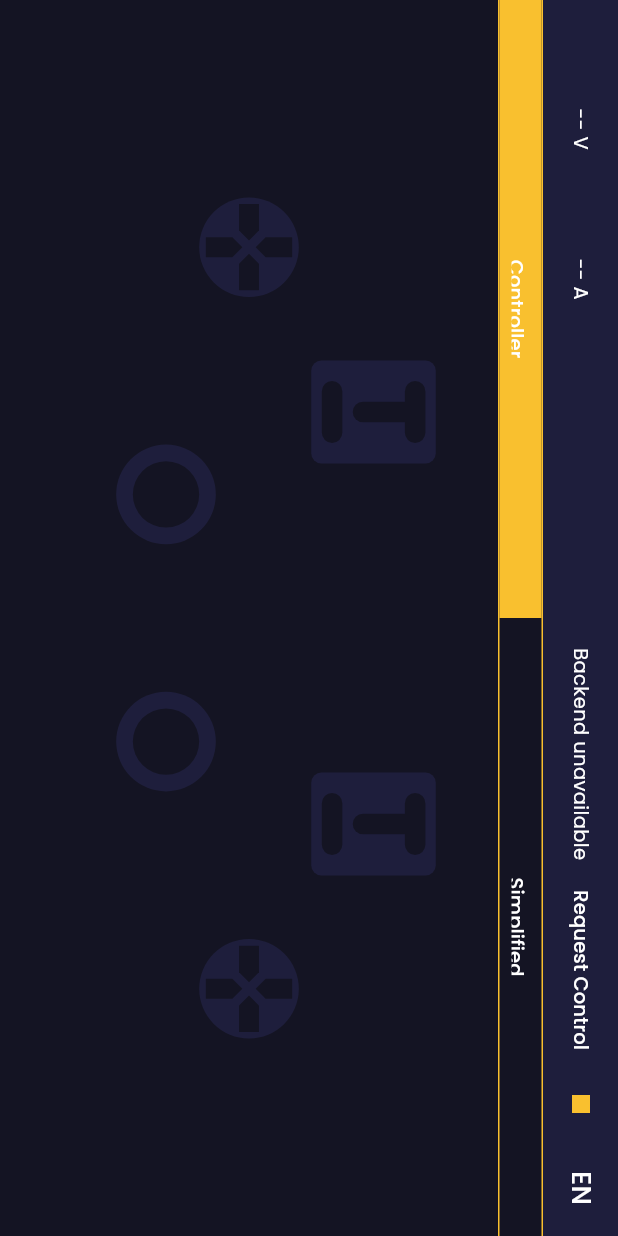
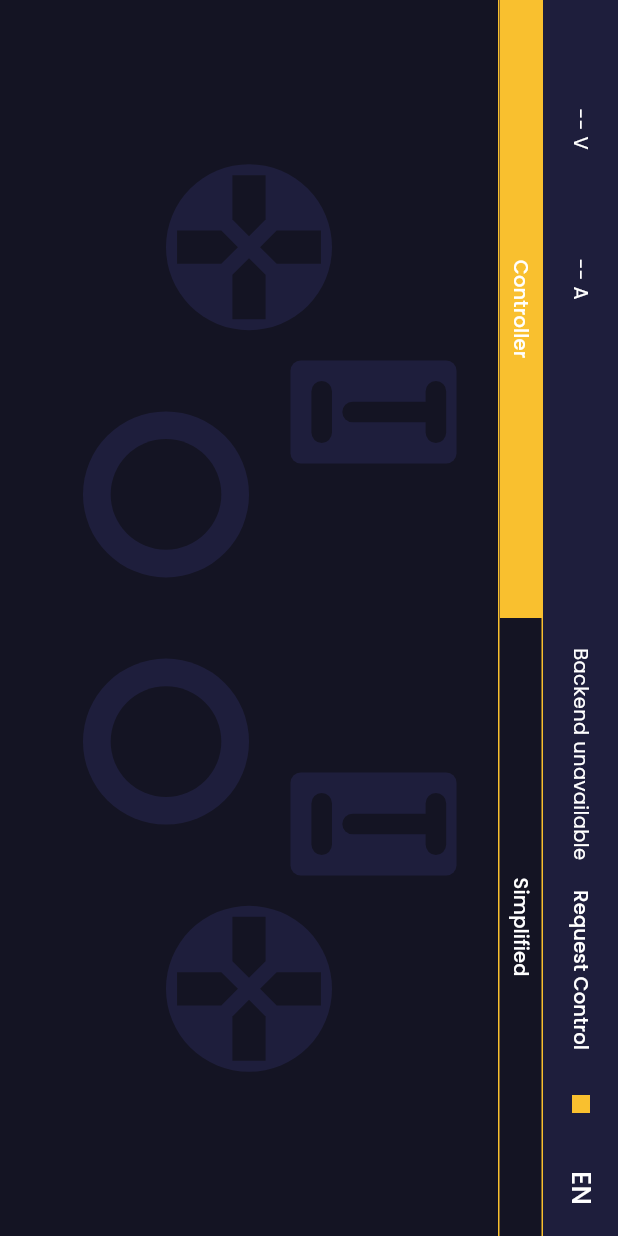
Before and after one commit to SupaeroMoon-ERC-MDRS/COM-2025-webcontrol-frontend, a Flutter app: the screen it shows after launch, on a phone screen of 412 x 824 dp. Run offline on Flutter 3.47's test engine with Material 3 defaults, Android fonts, the phone set to English and light mode, and no system bars; our stand-ins replace google_fonts.

Commit message:
Tested simplified controls

```diff
--- a/lib/data/control_data.dart
+++ b/lib/data/control_data.dart
@@ -22,6 +22,8 @@ class ControlData {
   int thumbLeftY = 128;
   int thumbRightX = 128;
   int thumbRightY = 128;
+
+  bool get isEstop => eStop || (lLeft && rRight);
 
   Uint8List toBytes(){
     final Uint8List bytes = Uint8List(8);
--- a/lib/data/localization.dart
+++ b/lib/data/localization.dart
@@ -16,7 +16,11 @@ final Map<String, String> en_EN = {
   "move_arm_in_view": "Arm in view WIP",
   "move_arm_above_sample_container": "Arm above container WIP",
   "soft_stop": "Soft stop",
-  "emergency_stop": "Emergency stop"
+  "emergency_stop": "Emergency stop",
+  "confirm_estop_title": "Confirm Emergency stop dialog",
+  "confirm_estop_body": "Confirm Emergency stop?",
+  "cancel": "Cancel",
+  "confirm": "Confirm",
 };
 
 final Map<String, String> fr_FR = {
@@ -33,7 +37,11 @@ final Map<String, String> fr_FR = {
   "move_arm_in_view": "Bouger le bras en vue WIP",
   "move_arm_above_sample_container": "Bras au-dessus du conteneur WIP",
   "soft_stop": "Arrêt progressif",
-  "emergency_stop": "Arrêt d'urgence"
+  "emergency_stop": "Arrêt d'urgence",
+  "confirm_estop_title": "Confirmation de l'arrêt d'urgence",
+  "confirm_estop_body": "Confirmer l'arrêt d'urgence?",
+  "cancel": "Annuler",
+  "confirm": "Confirmer",
 };
 
 abstract class Loc{
--- a/lib/net/net.dart
+++ b/lib/net/net.dart
@@ -26,7 +26,8 @@ abstract class Net{
   static final Map<int, PendingRequest> _pendingRequests = {};
 
   static void _forward(){
-    if(AppState.hasControl){
+    if(controlData.value.isEstop || AppState.hasControl){
+      // meaning if an other webcontrol client is in control (and not the main remote) then an other webcontrol client is allowed to send an estop message and only that
       send(controlData.value.toBytes());
     }
   }
--- a/lib/ui/controls/control_painters.dart
+++ b/lib/ui/controls/control_painters.dart
@@ -11,10 +11,11 @@ class Button4State{
 }
 
 class Button4 extends StatefulWidget {
-  const Button4({super.key, required this.size, required this.onUpdate});
+  const Button4({super.key, required this.size, required this.onUpdate, required this.init});
 
   final Size size;
   final void Function(Button4State) onUpdate;
+  final void Function(Button4State) init;
 
   @override
   State<Button4> createState() => _Button4State();
@@ -22,6 +23,12 @@ class Button4 extends StatefulWidget {
 
 class _Button4State extends State<Button4> {
   final Button4State buttonState = Button4State();
+
+  @override
+  void initState() {
+    widget.init(buttonState);
+    super.initState();
+  }
 
   void _actionAt(final Offset pos, final bool set){
     final int dir = (pos.direction * 2 / pi).round();
@@ -149,10 +156,11 @@ class StickState{
 }
 
 class Stick extends StatefulWidget {
-  const Stick({super.key, required this.size, required this.onUpdate});
+  const Stick({super.key, required this.size, required this.onUpdate, required this.init});
 
   final Size size;
   final void Function(StickState) onUpdate;
+  final void Function(StickState) init;
 
   @override
   State<Stick> createState() => _StickState();
@@ -160,6 +168,12 @@ class Stick extends StatefulWidget {
 
 class _StickState extends State<Stick> {
   final StickState stickState = StickState();
+
+  @override
+  void initState() {
+    widget.init(stickState);
+    super.initState();
+  }
 
   void _actionAt(final Offset pos, final bool set){
 
@@ -236,10 +250,11 @@ class ShoulderState{
 }
 
 class Shoulder extends StatefulWidget {
-  const Shoulder({super.key, required this.size, required this.onUpdate});
+  const Shoulder({super.key, required this.size, required this.onUpdate, required this.init});
 
   final Size size;
   final void Function(ShoulderState) onUpdate;
+  final void Function(ShoulderState) init;
 
   @override
   State<Shoulder> createState() => _ShoulderState();
@@ -247,6 +262,12 @@ class Shoulder extends StatefulWidget {
 
 class _ShoulderState extends State<Shoulder> {
   final ShoulderState shoulderState = ShoulderState();
+
+  @override
+  void initState() {
+    widget.init(shoulderState);
+    super.initState();
+  }
 
   void _panAt(final Offset pos, final bool set){
     if(set){
--- a/lib/ui/controls/control_stack.dart
+++ b/lib/ui/controls/control_stack.dart
@@ -4,6 +4,9 @@ import 'package:flutter/material.dart';
 import 'package:supaeromoon_webcontrol/data/control_data.dart';
 import 'package:supaeromoon_webcontrol/data/localization.dart';
 import 'package:supaeromoon_webcontrol/ui/controls/control_painters.dart';
+import 'package:supaeromoon_webcontrol/ui/dialogs/confirm_dialog.dart';
+import 'package:supaeromoon_webcontrol/ui/dialogs/dialog_base.dart';
+import 'package:supaeromoon_webcontrol/ui/screen.dart';
 import 'package:supaeromoon_webcontrol/ui/theme.dart';
 
 class ControlStack extends StatelessWidget {
@@ -13,8 +16,8 @@ class ControlStack extends StatelessWidget {
 
   @override
   Widget build(BuildContext context) {
-    final Size button4Size = Size.square(size.height / 5);
-    final Size shoulderSize = Size(size.width / 12, size.height / 4);
+    final Size button4Size = Size.square(size.height / 3);
+    final Size shoulderSize = Size(size.width / 12, size.height / 3);
     return SizedBox.fromSize(
       size: size,
       child: Stack(
@@ -25,6 +28,12 @@ class ControlStack extends StatelessWidget {
             left: size.width / 5 - button4Size.width / 2,
             child: Button4(
               size: button4Size,
+              init: (final Button4State state) {
+                state.b = controlData.value.lBottom;
+                state.l = controlData.value.lLeft;
+                state.r = controlData.value.lRight;
+                state.t = controlData.value.lTop;
+              },
               onUpdate: (final Button4State state) {
                 controlData.update((final ControlData data){
                   data.lBottom = state.b;
@@ -42,6 +51,12 @@ class ControlStack extends StatelessWidget {
             left: 4 * size.width / 5 - button4Size.width / 2,
             child: Button4(
               size: button4Size,
+              init: (final Button4State state) {
+                state.b = controlData.value.rBottom;
+                state.l = controlData.value.rLeft;
+                state.r = controlData.value.rRight;
+                state.t = controlData.value.rTop;
+              },
               onUpdate: (final Button4State state) {
                 controlData.update((final ControlData data){
                   data.rBottom = state.b;
@@ -59,6 +74,13 @@ class ControlStack extends StatelessWidget {
             left: 2 * size.width / 5 - button4Size.width / 2,
             child: Stick(
               size: button4Size,
+              init: (final StickState state) {
+                final int dx = (controlData.value.thumbLeftX - 128);
+                final int dy = (128 - controlData.value.thumbLeftY);
+
+                state.r = sqrt(dx * dx + dy * dy);
+                state.a = atan2(dy, dx);
+              },
               onUpdate: (final StickState state){
                 controlData.update((final ControlData data){
                   data.thumbLeftX = (state.r * cos(state.a)).truncate() + 128;
@@ -72,6 +94,13 @@ class ControlStack extends StatelessWidget {
             left: 3 * size.width / 5 - button4Size.width / 2,
             child: Stick(
               size: button4Size,
+              init: (final StickState state) {
+                final int dx = (controlData.value.thumbRightX - 128);
+                final int dy = (128 - controlData.value.thumbRightY);
+
+                state.r = sqrt(dx * dx + dy * dy);
+                state.a = atan2(dy, dx);
+              },
               onUpdate: (final StickState state){
                 controlData.update((final ControlData data){
                   data.thumbRightX = (state.r * cos(state.a)).truncate() + 128;
@@ -85,6 +114,10 @@ class ControlStack extends StatelessWidget {
             left: size.width / 3 - shoulderSize.width / 2,
             child: Shoulder(
               size: shoulderSize,
+              init: (final ShoulderState state) {
+                state.button = controlData.value.lShoulder;
+                state.trigger = controlData.value.leftTrigger;
+              },
               onUpdate: (final ShoulderState state){
                 controlData.update((final ControlData data){
                   data.lShoulder = state.button;
@@ -98,6 +131,10 @@ class ControlStack extends StatelessWidget {
             left: 2 * size.width / 3 - shoulderSize.width / 2,
             child: Shoulder(
               size: shoulderSize,
+              init: (final ShoulderState state) {
+                state.button = controlData.value.rShoulder;
+                state.trigger = controlData.value.rightTrigger;
+              },
               onUpdate: (final ShoulderState state){
                 controlData.update((final ControlData data){
                   data.rShoulder = state.button;
@@ -131,7 +168,7 @@ class SimplifiedControlStack extends StatelessWidget {
               width: 4 * size.width / 9,
               child: TextButton(
                 onPressed: (){},
-                child: Text(Loc.get("switch_arm_movement_mode"), style: ThemeManager.subTitleStyle,),
+                child: Text(Loc.get("switch_arm_movement_mode"), style: ThemeManager.textStyle,),
               ),
             )
           ),
@@ -141,7 +178,7 @@ class SimplifiedControlStack extends StatelessWidget {
               width: 4 * size.width / 9,
               child: TextButton(
                 onPressed: (){},
-                child: Text(Loc.get("toggle_grip"), style: ThemeManager.subTitleStyle,),
+                child: Text(Loc.get("toggle_grip"), style: ThemeManager.textStyle,),
               ),
             )
           ),
@@ -151,7 +188,7 @@ class SimplifiedControlStack extends StatelessWidget {
               width: 4 * size.width / 9,
               child: TextButton(
                 onPressed: (){},
-                child: Text(Loc.get("move_arm_in_view"), style: ThemeManager.subTitleStyle,),
+                child: Text(Loc.get("move_arm_in_view"), style: ThemeManager.textStyle,),
               ),
             )
           ),
@@ -161,7 +198,7 @@ class SimplifiedControlStack extends StatelessWidget {
               width: 4 * size.width / 9,
               child: TextButton(
                 onPressed: (){},
-                child: Text(Loc.get("move_arm_above_sample_container"), style: ThemeManager.subTitleStyle,),
+                child: Text(Loc.get("move_arm_above_sample_container"), style: ThemeManager.textStyle,),
               ),
             )
           ),
@@ -175,22 +212,39 @@ class SimplifiedControlStack extends StatelessWidget {
                     data.rBottom = true;
                   });
                 },
-                child: Text(Loc.get("soft_stop"), style: ThemeManager.subTitleStyle,),
+                child: Text(Loc.get("soft_stop"), style: ThemeManager.textStyle,),
               ),
             )
           ),
-          Positioned( // TODO confirm dialog for this one
+          Positioned(
             top: 6 * size.height / 7 - size.height / 21, left: 0,
             child: SizedBox(
               width: 4 * size.width / 9,
               child: TextButton(
-                onPressed: (){
-                  controlData.update((final ControlData data){
-                    data.lLeft = true;
-                    data.rRight = true;
-                  });
+                onPressed: () async {
+                  await showDialog(
+                    context: context,
+                    builder: (context){
+                      return DialogBase(
+                        title: Loc.get("confirm_estop_title"),
+                        isRotated: AppState.isRotated,
+                        dialog: ConfirmDialog(
+                          text: Loc.get("confirm_estop_body"),
+                          onConfirm: (){
+                            controlData.update((final ControlData data){
+                              data.lLeft = true;
+                              data.rRight = true;
+                              data.eStop = true;
+                            });
+                          }
+                        ),
+                        minWidth: 400,
+                        maxHeight: 100,
+                      );
+                    }
+                  );
                 },
-                child: Text(Loc.get("emergency_stop"), style: ThemeManager.subTitleStyle,),
+                child: Text(Loc.get("emergency_stop"), style: ThemeManager.textStyle,),
               ),
             )
           ),
@@ -210,10 +264,20 @@ class SimplifiedControlStack extends StatelessWidget {
             left: 3 * size.width / 4 - stickSize.width / 2,
             child: Stick(
               size: stickSize,
+              init: (final StickState state) {
+                final int dx = (controlData.value.thumbLeftX - 128);
+                final int dy = (128 - controlData.value.thumbLeftY);
+
+                state.r = sqrt(dx * dx + dy * dy);
+                state.a = atan2(dy, dx);
+              },
               onUpdate: (final StickState state){
                 controlData.update((final ControlData data){
-                  data.thumbRightX = (state.r * cos(state.a)).truncate() + 128;
-                  data.thumbRightY = -(state.r * sin(state.a)).truncate() + 128;
+                  data.thumbLeftX = (state.r * cos(state.a)).truncate() + 128;
+                  data.thumbLeftY = -(state.r * sin(state.a)).truncate() + 128;
+                  data.rBottom = false;
+                  data.lLeft = false;
+                  data.rRight = false;
                 });
               }
             )
--- a/lib/ui/controls/sliding_switch.dart
+++ b/lib/ui/controls/sliding_switch.dart
@@ -43,7 +43,7 @@ class _SlidingSwitchState extends State<SlidingSwitch> {
             border: Border.symmetric(horizontal: BorderSide(width: 1, color: ThemeManager.globalStyle.primaryColor))
           ),
           width: widget.controller.items.length * elementWidth,
-          height: 30,
+          height: 40,
           child: Stack(
             fit: StackFit.expand,
             alignment: AlignmentDirectional.centerStart,
@@ -54,14 +54,14 @@ class _SlidingSwitchState extends State<SlidingSwitch> {
                 curve: Curves.easeInOutCubic,
                 child: Container(
                   width: elementWidth,
-                  height: 30 - 2 * 1,
+                  height: 40 - 2 * 1,
                   color: ThemeManager.globalStyle.primaryColor,
               )),
 
               for(int i = 0; i < widget.controller.items.length; i++)
                 Positioned(left: i * elementWidth, child: SizedBox(
                   width: elementWidth,
-                  height: 30 - 2 * 1,
+                  height: 40 - 2 * 1,
                   child: TextButton(
                     onPressed: (() {
                       _activeIdx = i;
```
Also changed, not shown: lib/ui/dialogs/confirm_dialog.dart (added, +43 -0 lines), lib/ui/dialogs/dialog_base.dart (added, +76 -0 lines).
